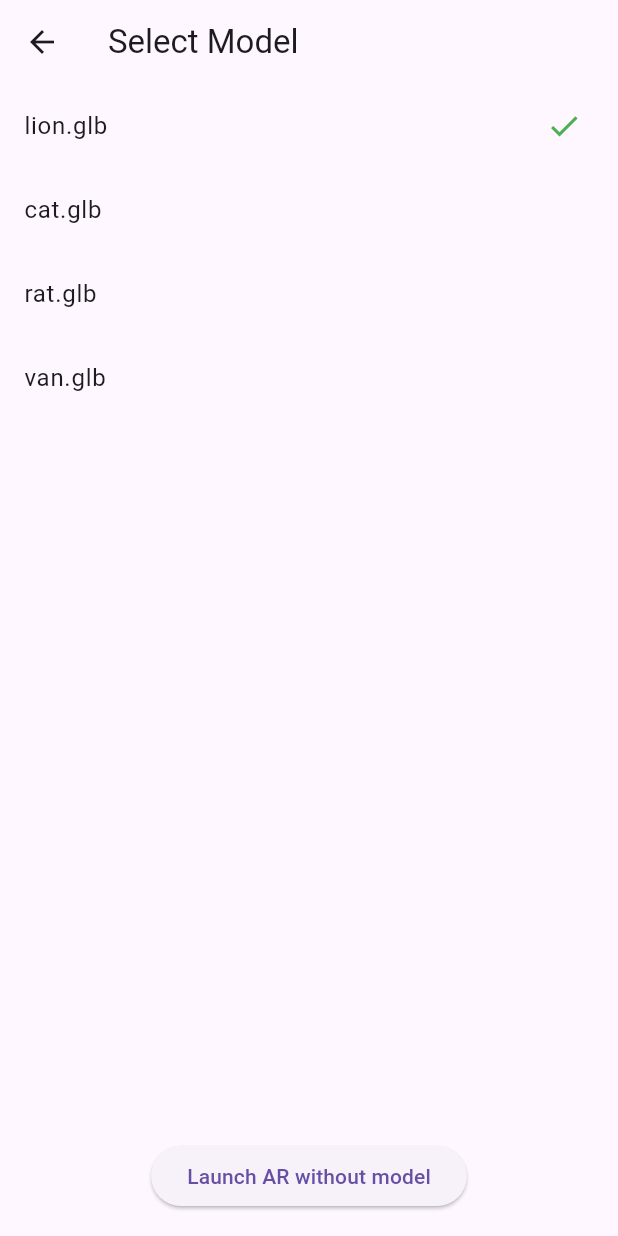
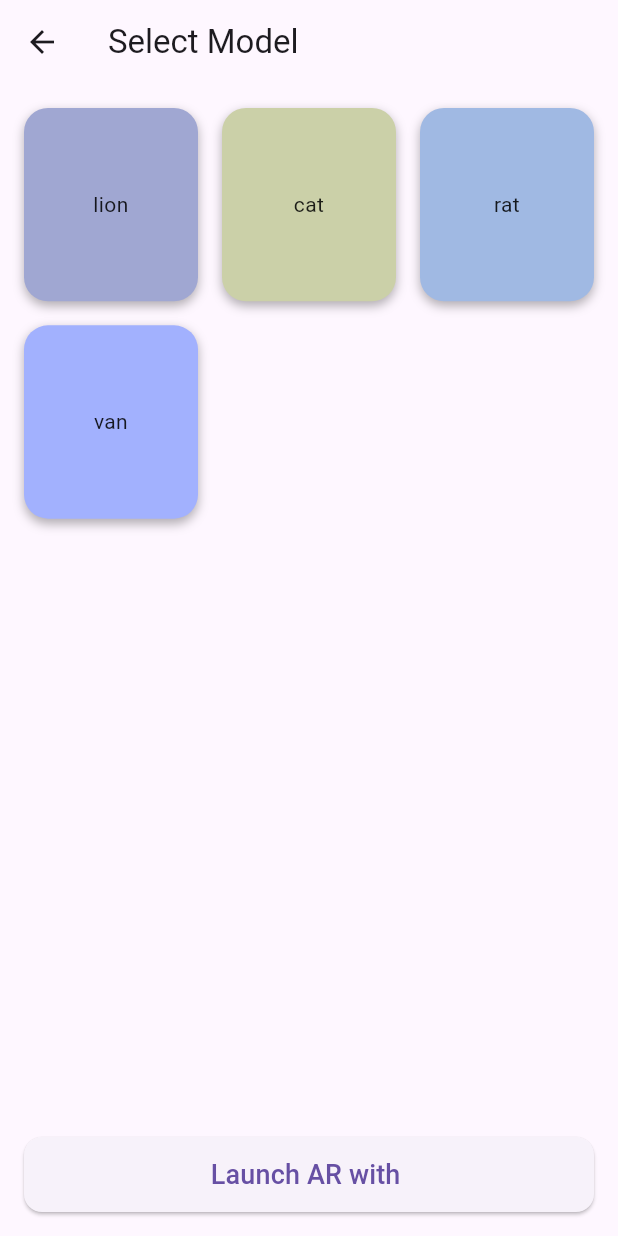
Before and after one commit to sigi62/projekt_zaliczeniowy_mobilka, a Flutter app: the ModelsScreen screen opened directly, on a phone screen of 412 x 824 dp. Run offline on Flutter 3.47's test engine with Material 3 defaults, Android fonts, the light colour scheme and no system bars; our stand-ins replace permission_handler.

Commit message:
model screen ui changes

```diff
--- a/projekt_zaliczeniowy/lib/globals.dart
+++ b/projekt_zaliczeniowy/lib/globals.dart
@@ -1,3 +1,3 @@
 library globals;
 
-String? selectedModel = "lion.glb"; // default model
+String? selectedModelGlobal = ""; // default model
--- a/projekt_zaliczeniowy/lib/screens/models_screen.dart
+++ b/projekt_zaliczeniowy/lib/screens/models_screen.dart
@@ -1,4 +1,5 @@
 import 'dart:convert';
+import 'dart:math';
 import 'package:flutter/material.dart';
 import 'package:flutter/services.dart';
 import '../globals.dart';
@@ -13,59 +14,136 @@ class ModelsScreen extends StatefulWidget {
 
 class _ModelsScreenState extends State<ModelsScreen> {
   List<String> models = [];
+  String? selectedModel;
+  final Random _random = Random();
+  final Map<String, Color> _buttonColors = {};
 
   @override
   void initState() {
     super.initState();
     loadModels();
+    selectedModel = selectedModelGlobal; // initialize from global
   }
 
   Future<void> loadModels() async {
     final jsonStr = await rootBundle.loadString('assets/models/models.json');
-    final Map<String, dynamic> data = json.decode(jsonStr);
-    final List<dynamic> modelsList = data['models'];
+    final List<dynamic> modelsList = json.decode(jsonStr)['models'];
     setState(() {
       models = modelsList.cast<String>();
+      // Assign a consistent random light color to each model
+      for (var model in models) {
+        _buttonColors[model] = Color.fromARGB(
+          255,
+          150 + _random.nextInt(106),
+          150 + _random.nextInt(106),
+          150 + _random.nextInt(106),
+        );
+      }
     });
   }
 
-  void _launchAR({String? model}) {
-    selectedModel = model; // update global variable if selected
-    Navigator.pushReplacement(
-      context,
-      MaterialPageRoute(builder: (_) => StartScreen(modelName: model)),
-    );
+  Future<void> _confirmSelection() async {
+    selectedModelGlobal = selectedModel; // update global variable
+    const platform = MethodChannel("com.example.ar/ar");
+
+    try {
+      final args = selectedModel != null ? {"model": selectedModel} : null;
+      await platform.invokeMethod("startAR", args); // launch AR directly
+    } on PlatformException catch (e) {
+      debugPrint("Failed to open AR: ${e.message}");
+    }
   }
 
   @override
   Widget build(BuildContext context) {
     return Scaffold(
-      appBar: AppBar(title: const Text("Select Model")),
+      appBar: AppBar(
+        title: const Text("Select Model"),
+        leading: IconButton(
+          icon: const Icon(Icons.arrow_back),
+          onPressed: () {
+            selectedModelGlobal = selectedModel; // persist selection
+            Navigator.pushReplacement(
+              context,
+              MaterialPageRoute(
+                builder: (_) => StartScreen(modelName: selectedModel),
+              ),
+            );
+          },
+        ),
+      ),
       body: models.isEmpty
           ? const Center(child: CircularProgressIndicator())
           : Column(
         children: [
           Expanded(
-            child: ListView.builder(
+            child: GridView.builder(
+              padding: const EdgeInsets.all(16),
+              gridDelegate: const SliverGridDelegateWithFixedCrossAxisCount(
+                crossAxisCount: 3,
+                mainAxisSpacing: 16,
+                crossAxisSpacing: 16,
+                childAspectRatio: 0.9,
+              ),
               itemCount: models.length,
               itemBuilder: (context, index) {
                 final model = models[index];
-                return ListTile(
-                  title: Text(model),
-                  trailing: selectedModel == model
-                      ? const Icon(Icons.check, color: Colors.green)
-                      : null,
-                  onTap: () => _launchAR(model: model),
+                final isSelected = selectedModel == model;
+                final color = _buttonColors[model] ?? Colors.grey[800]!;
+
+                // Display name without .glb
+                final displayName = model.replaceAll(RegExp(r'\.glb$', caseSensitive: false), '');
+
+                return GestureDetector(
+                  onTap: () {
+                    setState(() {
+                      selectedModel = isSelected ? null : model; // toggle
+                    });
+                  },
+                  child: Container(
+                    decoration: BoxDecoration(
+                      color: isSelected ? Colors.green[400] : color,
+                      borderRadius: BorderRadius.circular(16),
+                      boxShadow: [
+                        BoxShadow(
+                          color: Colors.black.withOpacity(0.3),
+                          offset: const Offset(0, 3),
+                          blurRadius: 5,
+                        ),
+                      ],
+                    ),
+                    padding: const EdgeInsets.all(8),
+                    child: Center(
+                      child: Text(
+                        displayName,
+                        textAlign: TextAlign.center,
+                        style: TextStyle(
+                          color: Colors.black87,
+                          fontWeight: isSelected ? FontWeight.bold : FontWeight.normal,
+                        ),
+                      ),
+                    ),
+                  ),
                 );
               },
             ),
           ),
-          // Optional button to launch AR without a model
           Padding(
             padding: const EdgeInsets.all(16.0),
             child: ElevatedButton(
-              onPressed: () => _launchAR(model: null),
-              child: const Text("Launch AR without model"),
+              onPressed: _confirmSelection,
+              style: ElevatedButton.styleFrom(
+                minimumSize: const Size.fromHeight(50),
+                shape: RoundedRectangleBorder(
+                  borderRadius: BorderRadius.circular(12),
+                ),
+              ),
+              child: Text(
+                selectedModel == null
+                    ? "Launch AR without model"
+                    : "Launch AR with ${selectedModel!.replaceAll(RegExp(r'\.glb$', caseSensitive: false), '')}",
+                style: const TextStyle(fontSize: 18),
+              ),
             ),
           ),
         ],
--- a/projekt_zaliczeniowy/lib/screens/start_screen.dart
+++ b/projekt_zaliczeniowy/lib/screens/start_screen.dart
@@ -32,6 +32,10 @@ class StartScreen extends StatelessWidget {
 
   @override
   Widget build(BuildContext context) {
+
+    final displayModelName = selectedModelGlobal != null
+        ? selectedModelGlobal!.replaceAll(RegExp(r'\.glb$', caseSensitive: false), '')
+        : null;
     return Scaffold(
       appBar: AppBar(title: const Text("Start Screen")),
       body: Center(
@@ -41,7 +45,7 @@ class StartScreen extends StatelessWidget {
             ElevatedButton(
               onPressed: () => _openModelsScreen(context),
               child: Text(
-                selectedModel != null ? "Model: $selectedModel" : "Select Model",
+                displayModelName != null ? "Model: $displayModelName" : "Select Model",
               ),
             ),
             const SizedBox(height: 20),
```
